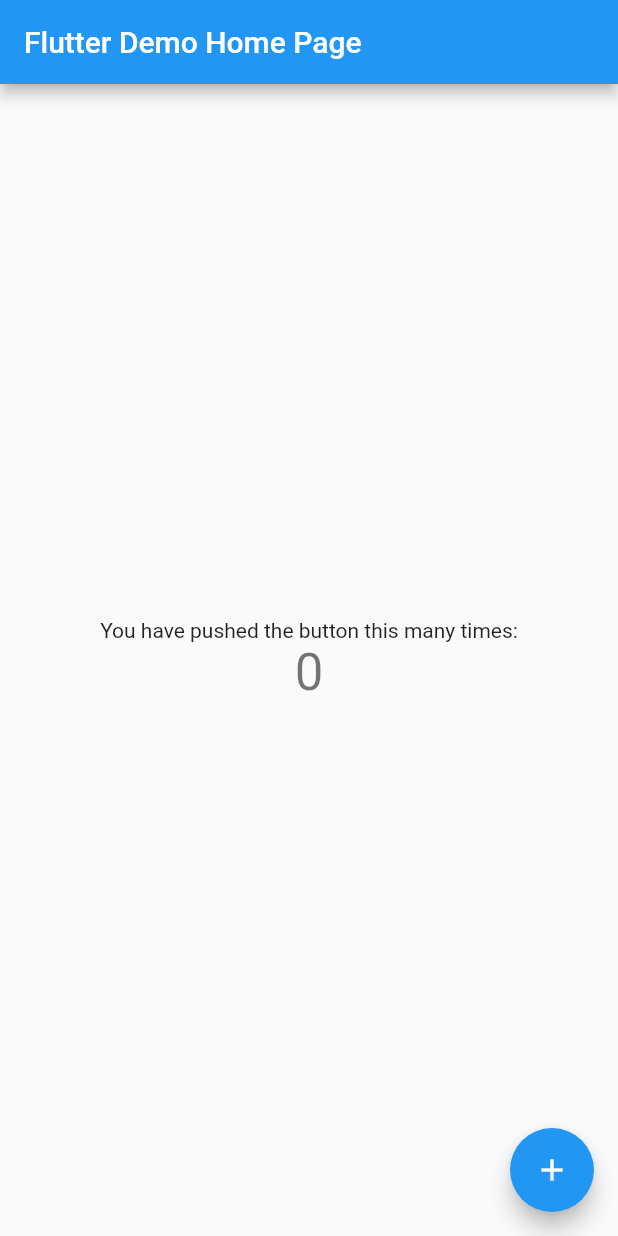
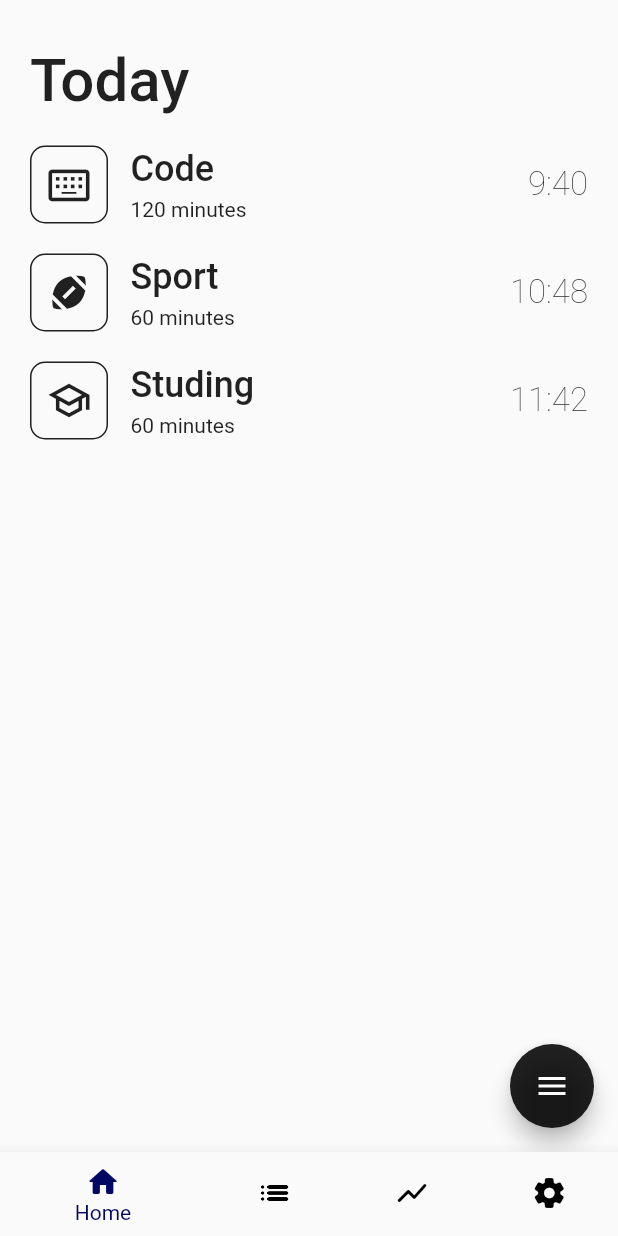
Before and after one commit to dertulyt/AnyThings, a Flutter app: the screen it shows after launch, on a phone screen of 412 x 824 dp. Run offline on Flutter 3.47's test engine with Material 2 defaults, Android fonts, the phone set to English and light mode, and no system bars; drawn by our look-alikes of flutter_speed_dial; our stand-ins replace hive, hive_flutter; accounts and stored records are empty.

Commit message:
Create Form, Controller, New Widget

```diff
--- a/flutter_anythings/lib/main.dart
+++ b/flutter_anythings/lib/main.dart
@@ -1,115 +1,94 @@
 import 'package:flutter/material.dart';
+import 'package:flutter_anythings/pages/Home%20page/HomePage.dart';
+import 'package:flutter_anythings/pages/Home%20page/NewThingPage.dart';
+import 'package:flutter_anythings/pages/SettingsPage/Settingspage.dart';
+import 'package:flutter_anythings/pages/StatisticsPage/StatisticsPage.dart';
+import 'package:flutter_anythings/pages/ToDoList/ToDoList.dart';
+import 'package:hive/hive.dart';
+import 'package:hive_flutter/adapters.dart';
 
-void main() {
-  runApp(const MyApp());
+import 'model/NewThing.dart';
+
+Future main() async {
+  // WidgetsFlutterBinding.ensureInitialized();
+
+  // await Hive.initFlutter();
+
+  // Hive.registerAdapter(NewThingAdapter());
+  // await Hive.openBox<NewThing>('Things');
+  runApp(AnyThings());
 }
 
-class MyApp extends StatelessWidget {
-  const MyApp({Key? key}) : super(key: key);
+class AnyThings extends StatelessWidget {
+  const AnyThings({Key? key}) : super(key: key);
 
-  // This widget is the root of your application.
   @override
   Widget build(BuildContext context) {
     return MaterialApp(
-      title: 'Flutter Demo',
-      theme: ThemeData(
-        // This is the theme of your application.
-        //
-        // Try running your application with "flutter run". You'll see the
-        // application has a blue toolbar. Then, without quitting the app, try
-        // changing the primarySwatch below to Colors.green and then invoke
-        // "hot reload" (press "r" in the console where you ran "flutter run",
-        // or simply save your changes to "hot reload" in a Flutter IDE).
-        // Notice that the counter didn't reset back to zero; the application
-        // is not restarted.
-        primarySwatch: Colors.blue,
-      ),
-      home: const MyHomePage(title: 'Flutter Demo Home Page'),
+      debugShowCheckedModeBanner: false,
+      // home: MainPage(),
+      initialRoute: '/',
+      routes: {
+        // When navigating to the "/" route, build the FirstScreen widget.
+        '/': (context) => const MainPage(),
+        // When navigating to the "/second" route, build the SecondScreen widget.
+        '/new-thing': (context) => const NewThingPage(),
+      },
     );
   }
 }
 
-class MyHomePage extends StatefulWidget {
-  const MyHomePage({Key? key, required this.title}) : super(key: key);
-
-  // This widget is the home page of your application. It is stateful, meaning
-  // that it has a State object (defined below) that contains fields that affect
-  // how it looks.
-
-  // This class is the configuration for the state. It holds the values (in this
-  // case the title) provided by the parent (in this case the App widget) and
-  // used by the build method of the State. Fields in a Widget subclass are
-  // always marked "final".
-
-  final String title;
+class MainPage extends StatefulWidget {
+  const MainPage({Key? key}) : super(key: key);
 
   @override
-  State<MyHomePage> createState() => _MyHomePageState();
+  State<MainPage> createState() => _MainPageState();
 }
 
-class _MyHomePageState extends State<MyHomePage> {
-  int _counter = 0;
+class _MainPageState extends State<MainPage> {
+  int _selectedIndex = 0;
 
-  void _incrementCounter() {
+  void _onItemTapped(int index) {
     setState(() {
-      // This call to setState tells the Flutter framework that something has
-      // changed in this State, which causes it to rerun the build method below
-      // so that the display can reflect the updated values. If we changed
-      // _counter without calling setState(), then the build method would not be
-      // called again, and so nothing would appear to happen.
-      _counter++;
+      _selectedIndex = index;
     });
   }
 
+  static const List<Widget> _widgetOptions = <Widget>[
+    HomePage(),
+    ToDoList(),
+    StatisticsPage(),
+    SettingsPage(),
+  ];
+
   @override
   Widget build(BuildContext context) {
-    // This method is rerun every time setState is called, for instance as done
-    // by the _incrementCounter method above.
-    //
-    // The Flutter framework has been optimized to make rerunning build methods
-    // fast, so that you can just rebuild anything that needs updating rather
-    // than having to individually change instances of widgets.
     return Scaffold(
-      appBar: AppBar(
-        // Here we take the value from the MyHomePage object that was created by
-        // the App.build method, and use it to set our appbar title.
-        title: Text(widget.title),
+      body: _widgetOptions.elementAt(_selectedIndex),
+      bottomNavigationBar: BottomNavigationBar(
+        items: const <BottomNavigationBarItem>[
+          BottomNavigationBarItem(
+            icon: Icon(Icons.home_rounded),
+            label: 'Home',
+          ),
+          BottomNavigationBarItem(
+            icon: Icon(Icons.list_rounded),
+            label: 'To Do List',
+          ),
+          BottomNavigationBarItem(
+            icon: Icon(Icons.show_chart_rounded),
+            label: 'Statistics',
+          ),
+          BottomNavigationBarItem(
+            icon: Icon(Icons.settings_rounded),
+            label: 'Settings',
+          ),
+        ],
+        currentIndex: _selectedIndex,
+        selectedItemColor: Color.fromARGB(255, 0, 8, 99),
+        unselectedItemColor: Colors.black,
+        onTap: _onItemTapped,
       ),
-      body: Center(
-        // Center is a layout widget. It takes a single child and positions it
-        // in the middle of the parent.
-        child: Column(
-          // Column is also a layout widget. It takes a list of children and
-          // arranges them vertically. By default, it sizes itself to fit its
-          // children horizontally, and tries to be as tall as its parent.
-          //
-          // Invoke "debug painting" (press "p" in the console, choose the
-          // "Toggle Debug Paint" action from the Flutter Inspector in Android
-          // Studio, or the "Toggle Debug Paint" command in Visual Studio Code)
-          // to see the wireframe for each widget.
-          //
-          // Column has various properties to control how it sizes itself and
-          // how it positions its children. Here we use mainAxisAlignment to
-          // center the children vertically; the main axis here is the vertical
-          // axis because Columns are vertical (the cross axis would be
-          // horizontal).
-          mainAxisAlignment: MainAxisAlignment.center,
-          children: <Widget>[
-            const Text(
-              'You have pushed the button this many times:',
-            ),
-            Text(
-              '$_counter',
-              style: Theme.of(context).textTheme.headline4,
-            ),
-          ],
-        ),
-      ),
-      floatingActionButton: FloatingActionButton(
-        onPressed: _incrementCounter,
-        tooltip: 'Increment',
-        child: const Icon(Icons.add),
-      ), // This trailing comma makes auto-formatting nicer for build methods.
     );
   }
 }
--- /dev/null
+++ b/flutter_anythings/lib/pages/Home page/HomePage.dart
@@ -0,0 +1,106 @@
+// ignore_for_file: prefer_const_constructors
+
+import 'package:flutter/material.dart';
+import 'package:flutter/src/foundation/key.dart';
+import 'package:flutter/src/widgets/framework.dart';
+import 'package:flutter_speed_dial/flutter_speed_dial.dart';
+
+import '../common/ThingCard.dart';
+
+class HomePage extends StatefulWidget {
+  const HomePage({Key? key}) : super(key: key);
+
+  @override
+  State<HomePage> createState() => _HomePageState();
+}
+
+class _HomePageState extends State<HomePage> {
+  final isDealOpen = ValueNotifier(false);
+  @override
+  Widget build(BuildContext context) {
+    return WillPopScope(
+      onWillPop: (() async {
+        if (isDealOpen.value) {
+          isDealOpen.value = false;
+          return false;
+        } else {
+          return true;
+        }
+      }),
+      child: Scaffold(
+        floatingActionButton: SpeedDial(
+          backgroundColor: Colors.black87,
+          openCloseDial: isDealOpen,
+          animatedIcon: AnimatedIcons.menu_close,
+          children: [
+            // Всплывающая кнопка
+            SpeedDialChild(
+              label: "Filter and sorting",
+              child: Icon(
+                Icons.filter_alt,
+              ),
+            ),
+            SpeedDialChild(
+              label: "Create new Thing",
+              child: InkWell(
+                onTap: () async {
+                  Navigator.pushNamed(context, '/new-thing');
+                  isDealOpen.value = false;
+                  setState(() {});
+                },
+                child: Icon(
+                  Icons.add,
+                ),
+              ),
+            ),
+          ],
+        ),
+        body: SafeArea(
+          minimum: EdgeInsets.only(top: 30, left: 20, right: 20, bottom: 20),
+          child: Column(
+            children: [
+              // Title
+              Row(
+                mainAxisAlignment: MainAxisAlignment.spaceBetween,
+                children: [
+                  Text(
+                    'Today',
+                    style: TextStyle(fontSize: 40, fontWeight: FontWeight.w500),
+                  ),
+                ],
+              ),
+              SizedBox(
+                height: 20,
+              ),
+              // Card widget
+              NewThingWidget(
+                icon: Icons.keyboard_alt_outlined,
+                title: "Code",
+                subtitle: "120 minutes",
+                date: "9:40",
+              ),
+              SizedBox(
+                height: 20,
+              ),
+              NewThingWidget(
+                icon: Icons.sports_football,
+                title: "Sport",
+                subtitle: "60 minutes",
+                date: "10:48",
+              ),
+              SizedBox(
+                height: 20,
+              ),
+              NewThingWidget(
+                icon: Icons.school_outlined,
+                title: "Studing",
+                subtitle: "60 minutes",
+                date: "11:42",
+              ),
+            ],
+          ),
+        ),
+      ),
+    );
+  }
+}
--- /dev/null
+++ b/flutter_anythings/lib/pages/common/ThingCard.dart
@@ -0,0 +1,73 @@
+import 'package:flutter/material.dart';
+import 'package:flutter/src/foundation/key.dart';
+import 'package:flutter/src/widgets/framework.dart';
+
+class NewThingWidget extends StatelessWidget {
+  final IconData icon;
+  final String title;
+  final String subtitle;
+  final String date;
+
+  const NewThingWidget(
+      {Key? key,
+      required this.icon,
+      required this.title,
+      required this.subtitle,
+      required this.date})
+      : super(key: key);
+
+  @override
+  Widget build(BuildContext context) {
+    return Row(
+      children: [
+        Container(
+          padding: EdgeInsets.all(10),
+          decoration: BoxDecoration(
+            border: Border.all(
+              color: Colors.black87,
+            ),
+            borderRadius: BorderRadius.all(
+              Radius.circular(10),
+            ),
+          ),
+          child: Icon(
+            icon,
+            size: 30,
+          ),
+        ),
+        SizedBox(
+          width: 15,
+        ),
+        Column(
+          crossAxisAlignment: CrossAxisAlignment.start,
+          children: [
+            Text(
+              title,
+              style: TextStyle(fontSize: 24, fontWeight: FontWeight.w500),
+            ),
+            SizedBox(
+              height: 5,
+            ),
+            Text(
+              subtitle,
+            ),
+          ],
+        ),
+        Expanded(
+          child: Row(
+            mainAxisAlignment: MainAxisAlignment.end,
+            children: [
+              Text(
+                date,
+                style: TextStyle(fontSize: 22, fontWeight: FontWeight.w200),
+              ),
+            ],
+          ),
+        ),
+        const SizedBox(
+          height: 20,
+        )
+      ],
+    );
+  }
+}
--- a/flutter_anythings/pubspec.yaml
+++ b/flutter_anythings/pubspec.yaml
@@ -34,6 +34,10 @@ dependencies:
   # The following adds the Cupertino Icons font to your application.
   # Use with the CupertinoIcons class for iOS style icons.
   cupertino_icons: ^1.0.2
+  flutter_speed_dial: ^6.0.0
+  hive: ^2.2.3
+  hive_flutter: ^1.1.0
+  hive_generator: ^1.1.3
 
 dev_dependencies:
   flutter_test:
@@ -45,6 +49,7 @@ dev_dependencies:
   # package. See that file for information about deactivating specific lint
   # rules and activating additional ones.
   flutter_lints: ^2.0.0
+  build_runner: ^2.2.0
 
 # For information on the generic Dart part of this file, see the
 # following page: https://dart.dev/tools/pub/pubspec
```
Also changed, not shown: flutter_anythings/lib/model/NewThing.dart (added, +13 -0 lines), flutter_anythings/lib/pages/Home page/NewThingPage.dart (added, +186 -0 lines), flutter_anythings/lib/pages/Home page/SortingPage.dart (added, +17 -0 lines), flutter_anythings/lib/pages/SettingsPage/Settingspage.dart (added, +17 -0 lines), flutter_anythings/lib/pages/StatisticsPage/StatisticsPage.dart (added, +17 -0 lines), flutter_anythings/lib/pages/ToDoList/ToDoList.dart (added, +17 -0 lines), flutter_anythings/lib/model/NewThing.g.dart (added), flutter_anythings/pubspec.lock, 12 other files.
